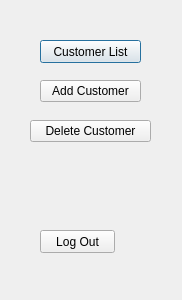
Before: the Qt Designer form Project2/adminpanel.ui in msamatar0/Project2, drawn with Qt 5.
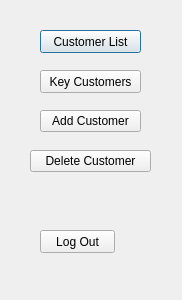
After: the same form once the commit is applied.

Commit message: finished key customer list

Patch:
```diff
--- a/Project2/adminpanel.ui
+++ b/Project2/adminpanel.ui
@@ -17,7 +17,7 @@
    <property name="geometry">
     <rect>
      <x>40</x>
-     <y>40</y>
+     <y>30</y>
      <width>101</width>
      <height>23</height>
     </rect>
@@ -43,7 +43,7 @@
    <property name="geometry">
     <rect>
      <x>40</x>
-     <y>80</y>
+     <y>110</y>
      <width>101</width>
      <height>22</height>
     </rect>
@@ -56,7 +56,7 @@
    <property name="geometry">
     <rect>
      <x>30</x>
-     <y>120</y>
+     <y>150</y>
      <width>121</width>
      <height>22</height>
     </rect>
@@ -65,6 +65,19 @@
     <string>Delete Customer</string>
    </property>
   </widget>
+  <widget class="QPushButton" name="admin_pushButton_keyCustomers">
+   <property name="geometry">
+    <rect>
+     <x>40</x>
+     <y>70</y>
+     <width>101</width>
+     <height>23</height>
+    </rect>
+   </property>
+   <property name="text">
+    <string>Key Customers</string>
+   </property>
+  </widget>
  </widget>
  <resources/>
  <connections/>
```
The commit also changes 4 other files.
